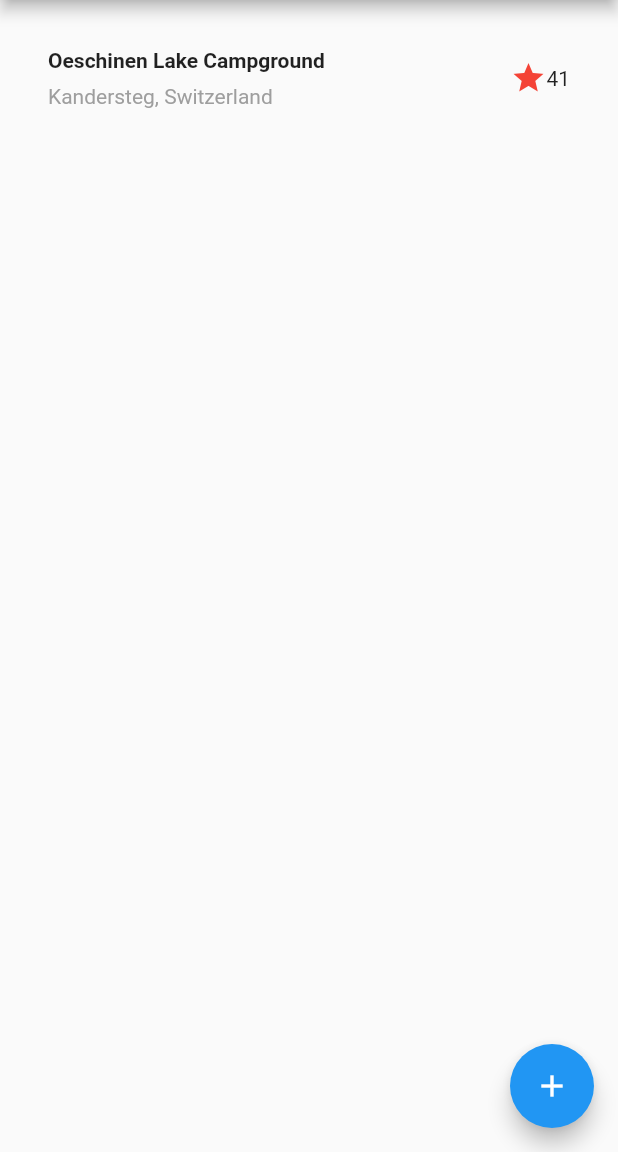
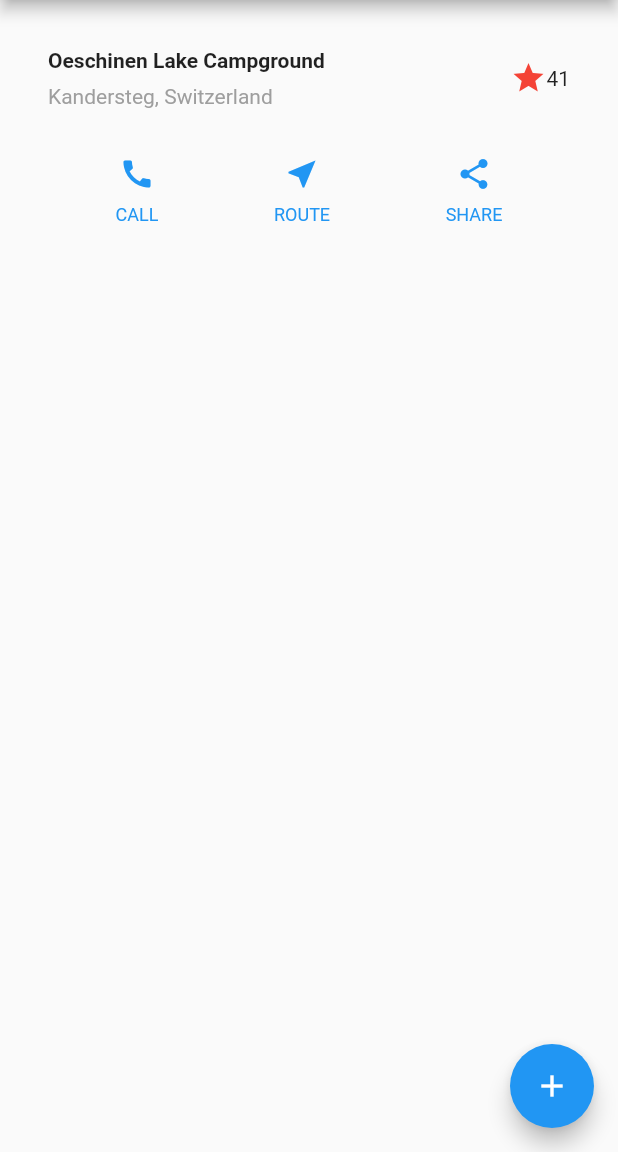
Before and after one commit to benlittlenz/flutter_notes, a Flutter app: the screen it shows after launch, on a phone screen of 412 x 824 dp, the part 84-1236 px from its top. Run offline on Flutter 3.47's test engine with Material 2 defaults, Android fonts, the phone set to English and light mode, and no system bars.

Commit message:
added build button function

```diff
--- a/lib/screens/HomeScreen.dart
+++ b/lib/screens/HomeScreen.dart
@@ -24,7 +24,8 @@ class HomeScreen extends StatelessWidget {
       //body: _buildNotesList(),
       body: Column(
         children: [
-          titleSection
+          titleSection,
+          buttonSection
         ],
       ),
       floatingActionButton: FloatingActionButton(
@@ -75,7 +76,21 @@ class HomeScreen extends StatelessWidget {
         ),
         Text('41')
       ],
-      ));
+    ),
+  );
+
+  //Color color = Theme.of(context).primaryColor;
+
+  Widget buttonSection = Container(
+    child: Row(
+      mainAxisAlignment: MainAxisAlignment.spaceEvenly,
+      children: [
+        _buildButtonColumn(Colors.blue, Icons.call, 'CALL'),
+        _buildButtonColumn(Colors.blue, Icons.near_me, 'ROUTE'),
+        _buildButtonColumn(Colors.blue, Icons.share, 'SHARE'),
+      ],
+    ),
+  );
 
   Widget _buildNotesList() {
     return Consumer<NoteCollection>(builder: (context, notes, child) {
@@ -138,3 +153,21 @@ class HomeScreen extends StatelessWidget {
     });
   }
 }
+
+Column _buildButtonColumn(Color color, IconData icon, String label) {
+  return Column(
+    mainAxisSize: MainAxisSize.min,
+    mainAxisAlignment: MainAxisAlignment.center,
+    children: [
+      Icon(icon, color: color),
+      Container(
+        margin: const EdgeInsets.only(top: 8),
+        child: Text(
+          label,
+          style: TextStyle(
+              fontSize: 12, fontWeight: FontWeight.w400, color: color),
+        ),
+      ),
+    ],
+  );
+}
```
Lines whose indentation alone changed are shown as unchanged.
